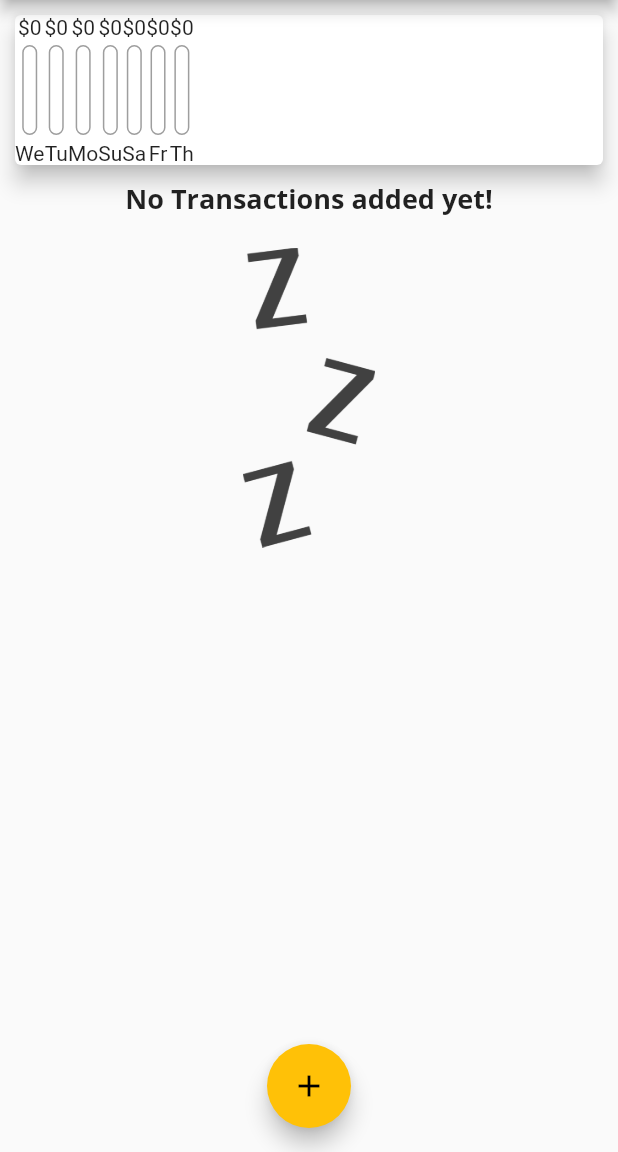
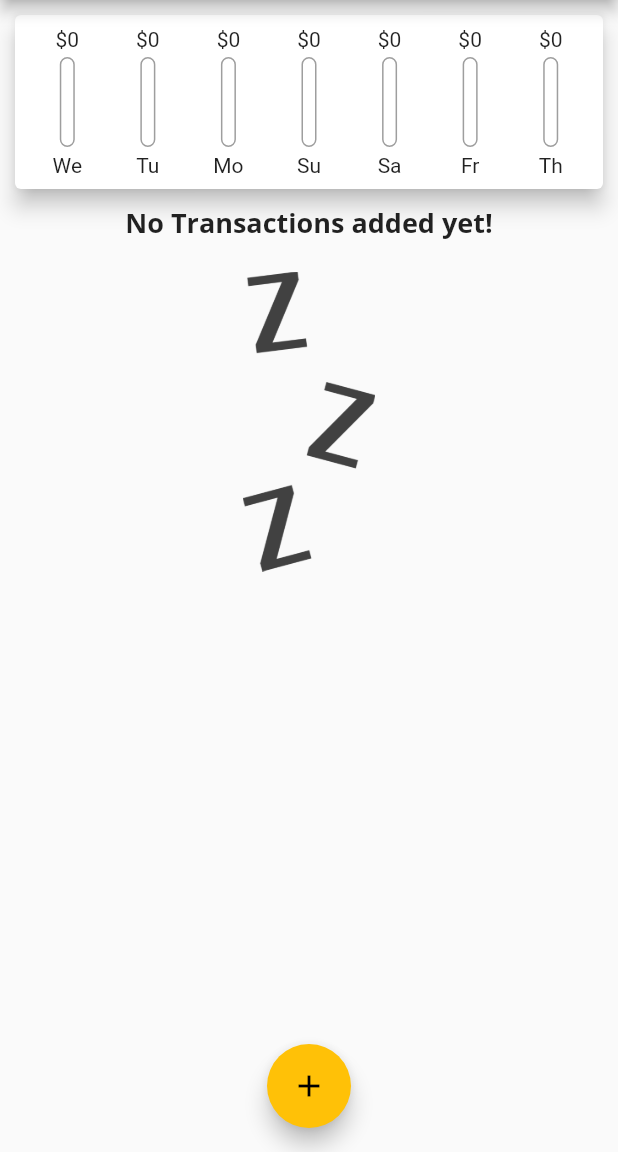
Before and after one commit to JoyKrishan/Flutter-Applications-2.0, a Flutter app: the screen it shows after launch, on a phone screen of 412 x 824 dp, the part 84-1236 px from its top. Run offline on Flutter 3.47's test engine with Material 2 defaults, Android fonts, the phone set to English and light mode, and no system bars.

Commit message:
chart ui fixed

```diff
--- a/expense_planner/lib/widgets/chart.dart
+++ b/expense_planner/lib/widgets/chart.dart
@@ -37,15 +37,22 @@ class Chart extends StatelessWidget {
     return Card(
       elevation: 6,
       margin: EdgeInsets.all(10),
+      child: Padding(
+        padding: const EdgeInsets.all(8.0),
         child: Row(
+            mainAxisAlignment: MainAxisAlignment.spaceAround,
             children: chartItems
-              .map((tx) => ChartBar(
+                .map((tx) => Flexible(
+                      fit: FlexFit.tight,
+                      child: ChartBar(
                           tx['weekDay'] as String,
                           tx['amount'] as double,
                           tx['amount'] == 0.0
                               ? 0.0
-                      : maxSpending / (tx['amount'] as double)))
+                              : maxSpending / (tx['amount'] as double)),
+                    ))
                 .toList()),
+      ),
     );
   }
 }
--- a/expense_planner/lib/widgets/chartBar.dart
+++ b/expense_planner/lib/widgets/chartBar.dart
@@ -10,7 +10,7 @@ class ChartBar extends StatelessWidget {
   Widget build(BuildContext context) {
     return Column(
       children: [
-        Text("\$${totalAmount.toStringAsFixed(0)}"),
+        FittedBox(child: Text("\$${totalAmount.toStringAsFixed(0)}")),
         SizedBox(
           height: 4,
         ),
```
Lines whose indentation alone changed are shown as unchanged.
